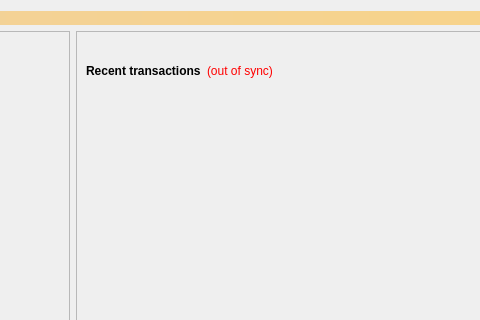
Before: the Qt Designer form src/qt/forms/overviewpage.ui in bettexproject/bettexcoin, drawn with Qt 5; both pictures show x 480 to 960 and y 0 to 320 of the 1105 by 615 pixel window.
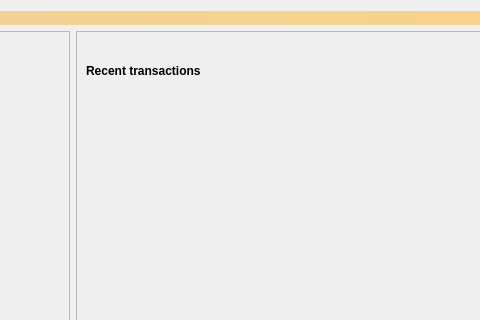
After: the same form once the commit is applied.

Commit message: del left sinc

The edit to the form file:
```diff
--- a/src/qt/forms/overviewpage.ui
+++ b/src/qt/forms/overviewpage.ui
@@ -471,22 +471,6 @@
               </property>
              </widget>
             </item>
-            <item>
-             <widget class="QLabel" name="labelTransactionsStatus">
-              <property name="cursor">
-               <cursorShape>WhatsThisCursor</cursorShape>
-              </property>
-              <property name="toolTip">
-               <string>The displayed information may be out of date. Your wallet automatically synchronizes with the Bettex network after a connection is established, but this process has not completed yet.</string>
-              </property>
-              <property name="styleSheet">
-               <string notr="true">QLabel { color: red; }</string>
-              </property>
-              <property name="text">
-               <string notr="true">(out of sync)</string>
-              </property>
-             </widget>
-            </item>
             <item>
              <spacer name="horizontalSpacer">
               <property name="orientation">
```
